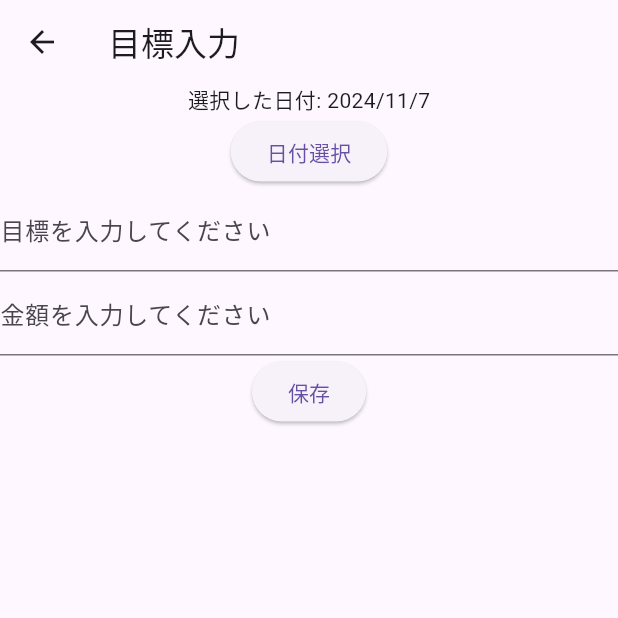
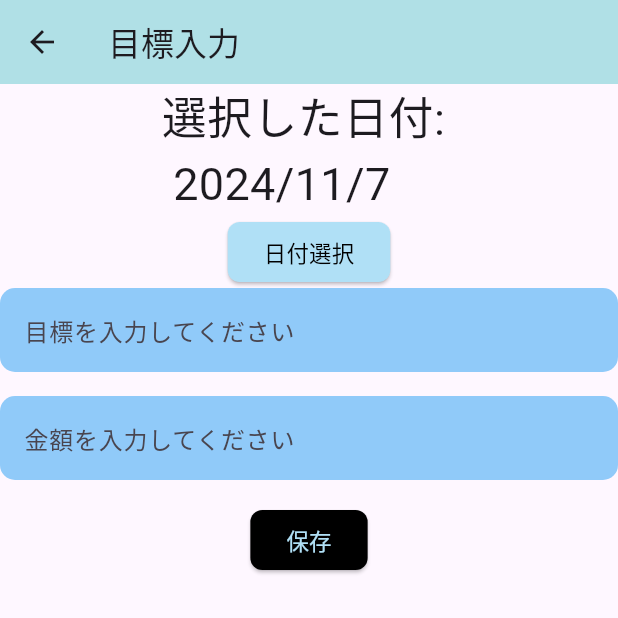
Before and after one commit to ironmax123/delusion_deposit, a Flutter app: the TargetInput screen opened directly, on a phone screen of 412 x 824 dp, the top half of it. Run offline on Flutter 3.47's test engine with Material 3 defaults, Android fonts, the phone set to English and light mode, and no system bars; our stand-ins replace flutter_hooks, shared_preferences; accounts and stored records are empty.

Commit message:
デザイン入れた

```diff
--- a/lib/pages/target-input/target_input.dart
+++ b/lib/pages/target-input/target_input.dart
@@ -32,15 +32,13 @@ class TargetInput extends HookWidget {
       courses.add(courseData);
       await prefs.setString('saved_data', jsonEncode(courses));
       debugPrint("保存したデータ: ${jsonEncode(courses)}");
-
-      // 保存完了メッセージ
       ScaffoldMessenger.of(context).showSnackBar(
         const SnackBar(content: Text('情報が保存されました')),
       );
     }
 
     // 日付選択ダイアログを表示する関数
-    Future<void> _selectDate(BuildContext context) async {
+    Future<void> selectDate(BuildContext context) async {
       final DateTime? picked = await showDatePicker(
         context: context,
         initialDate: selectedDate.value,
@@ -64,35 +62,76 @@ class TargetInput extends HookWidget {
     return Scaffold(
       appBar: AppBar(
         title: const Text('目標入力'),
+        backgroundColor: const Color(0xFFB0E0E6),
       ),
       body: Column(
         children: [
           Text(
-              '選択した日付: ${selectedDate.value.year}/${selectedDate.value.month}/${selectedDate.value.day}'),
+            '選択した日付: \n ${selectedDate.value.year}/${selectedDate.value.month}/${selectedDate.value.day}',
+            style: const TextStyle(fontSize: 30),
+          ),
           ElevatedButton(
-            onPressed: () => _selectDate(context),
-            child: const Text('日付選択'),
+            onPressed: () => selectDate(context),
+            style: ElevatedButton.styleFrom(
+              backgroundColor: const Color(0xFFB0E0F6),
+              shape: RoundedRectangleBorder(
+                borderRadius: BorderRadius.circular(8),
+              ),
+            ),
+            child: const Text(
+              '日付選択',
+              style: TextStyle(color: Color(0xFF000000), fontSize: 15),
+            ),
           ),
           TextField(
             onChanged: (value) => targetText.value = value,
-            decoration: const InputDecoration(
+            decoration: InputDecoration(
+              filled: true,
+              fillColor: Colors.blue[200],
               labelText: '目標を入力してください',
+              border: OutlineInputBorder(
+                borderRadius: BorderRadius.circular(10),
+                borderSide: BorderSide.none,
+              ),
+              contentPadding:
+                  const EdgeInsets.symmetric(vertical: 16.0, horizontal: 12.0),
             ),
+          ),
+          const SizedBox(
+            height: 16,
           ),
           TextField(
             onChanged: (value) =>
                 textFieldValue.value = int.tryParse(value) ?? 0,
             keyboardType: TextInputType.number,
-            decoration: const InputDecoration(
+            decoration: InputDecoration(
+              filled: true,
+              fillColor: Colors.blue[200],
               labelText: '金額を入力してください',
+              border: OutlineInputBorder(
+                borderRadius: BorderRadius.circular(10),
+                borderSide: BorderSide.none,
+              ),
+              contentPadding:
+                  const EdgeInsets.symmetric(vertical: 16.0, horizontal: 12.0),
             ),
+          ),
+          const SizedBox(
+            height: 16,
           ),
           ElevatedButton(
             onPressed: () async {
               await deleteAllData();
               await saveTarget();
             },
-            child: const Text('保存'),
+            style: ElevatedButton.styleFrom(
+              backgroundColor: const Color(0xFF000000),
+              shape: RoundedRectangleBorder(
+                borderRadius: BorderRadius.circular(8),
+              ),
+            ),
+            child: const Text('保存',
+                style: TextStyle(color: Color(0xFFB0E0F6), fontSize: 15)),
           ),
         ],
       ),
```
